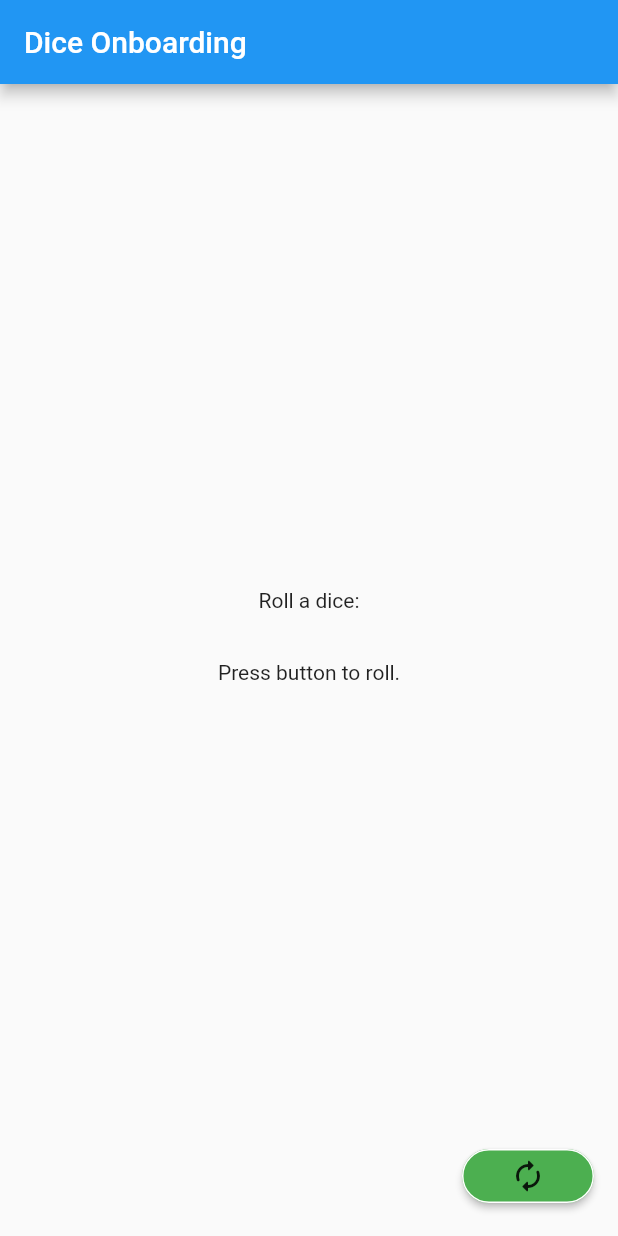
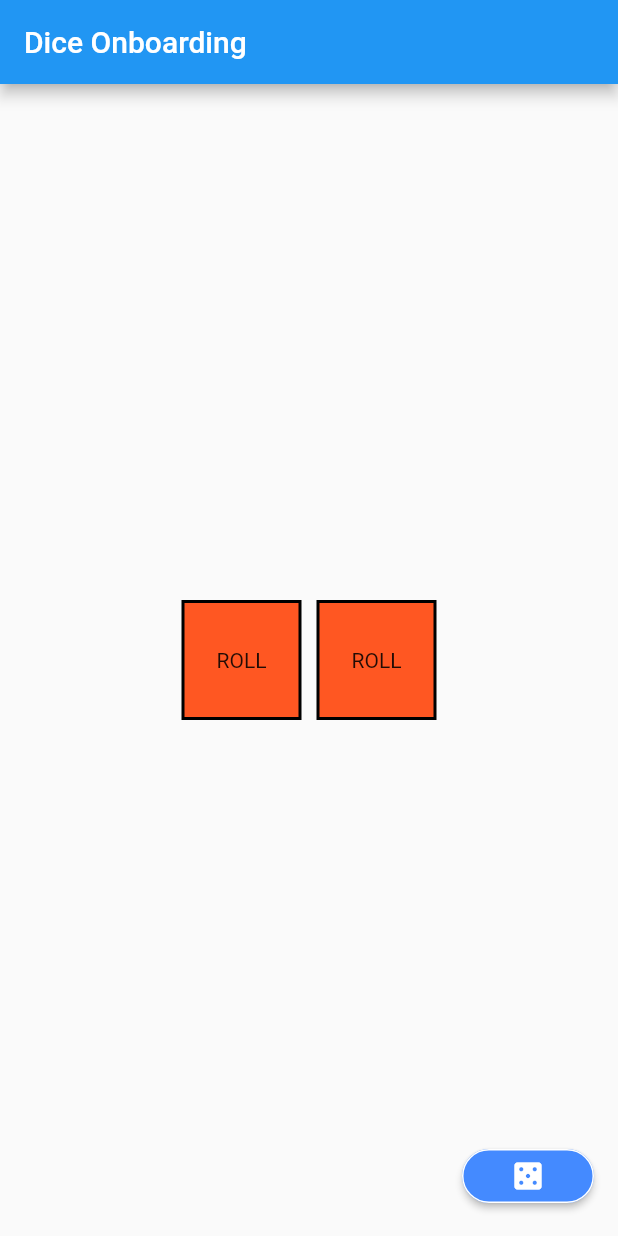
Before and after one commit to FranciscoGaraventa/DiceRollerOnboarding, a Flutter app: the screen it shows after launch, on a phone screen of 412 x 824 dp. Run offline on Flutter 3.47's test engine with Material 2 defaults, Android fonts, the phone set to English and light mode, and no system bars.

Commit message:
Added a multiple dice implementation to UI
I add two new widget, one contains the implementation of the posible
dice events and the second implements the roll action.

Fixing comments

* I added a widget that contains individual behavior of a dice.
* Added the ability to add desired amount of dice to be used.

Implementation of Unit Test

Added the implementation of unit test to dice_bloc class and
dice_screen

```diff
--- a/lib/src/app.dart
+++ b/lib/src/app.dart
@@ -15,8 +15,7 @@ class _MyAppState extends State<MyApp> {
   @override
   void initState() {
     super.initState();
-    DiceBloc bloc = DiceBloc();
-    _blocs.add(bloc);
+    _blocs.add(DiceBloc(numberOfDices: 2));
     _blocs.forEach((bloc) {
       bloc.initialize();
     });
--- a/lib/src/bloc/dice_bloc.dart
+++ b/lib/src/bloc/dice_bloc.dart
@@ -5,27 +5,46 @@ import '../screen/dice/dice_event.dart';
 import 'bloc.dart';
 
 class DiceBloc extends Bloc {
+  final int numberOfDices;
   final int maxNumDice = 6;
+  final _diceEventController = StreamController<List<RollEvent>>();
+  List<RollEvent> _diceEvents = List<RollEvent>();
 
-  Stream<RollEvent> get diceRoll => _diceEventController.stream;
-  final _diceEventController = StreamController<RollEvent>();
+  Stream<List<RollEvent>> get diceRolls => _diceEventController.stream;
+
+  DiceBloc({
+    this.numberOfDices,
+  });
 
   @override
   void dispose() {
     _diceEventController.close();
   }
 
-  RollEvent _mapEventToState(DiceEvent event) {
+  void _loadListEvents(bool loading) {
+    for (int i = 0; i < numberOfDices; i++) {
+      (loading == false)
+          ? _diceEvents.add(RollEvent(
+              diceValue: Random().nextInt(maxNumDice) + 1,
+              stateType: RollStateType.success,
+            ))
+          : _diceEvents.add(RollEvent(
+              stateType: RollStateType.loading,
+            ));
+    }
+  }
+
+  List<RollEvent> _mapEventToState(DiceEvent event) {
+    _diceEvents.clear();
     switch (event) {
       case DiceEvent.rollEvent:
-        return RollEvent(
-          diceValue: Random().nextInt(maxNumDice) + 1,
-          stateType: RollStateType.success,
-        );
+        _loadListEvents(false);
         break;
       default:
-        return RollEvent(stateType: RollStateType.loading);
+        _loadListEvents(true);
+        break;
     }
+    return _diceEvents;
   }
 
   @override
@@ -38,7 +57,9 @@ class DiceBloc extends Bloc {
   }
 
   void changeStatus() {
-    _diceEventController.sink.add(RollEvent(stateType: RollStateType.loading));
+    _diceEvents.clear();
+    _loadListEvents(true);
+    _diceEventController.sink.add(_diceEvents);
     _fetchData((event) {
       _diceEventController.sink.add(_mapEventToState(event));
     });
--- a/lib/src/screen/dice/dice_screen.dart
+++ b/lib/src/screen/dice/dice_screen.dart
@@ -1,7 +1,5 @@
-import '../../widgets/onpressed_widget.dart';
-import '../../RollEvent.dart';
-import '../../styles/dimensions.dart';
-import '../../widgets/roll_widget.dart';
+import '../../widgets/dicestreambuilder.dart';
+import '../../widgets/roll_action.dart';
 import '../../bloc/dice_bloc.dart';
 import 'package:flutter/cupertino.dart';
 import 'package:flutter/material.dart';
@@ -30,34 +28,11 @@ class _DiceScreenState extends State<DiceScreen> {
           ),
         ),
         body: Center(
-          child: StreamBuilder(
-            stream: widget.diceBloc.diceRoll,
-            initialData: RollEvent(
-              stateType: RollStateType.initial,
-            ),
-            builder: (BuildContext context, snapshot) {
-              return Column(
-                mainAxisAlignment: MainAxisAlignment.center,
-                children: <Widget>[
-                  Text(
-                    'Roll a dice:',
-                  ),
-                  Container(
-                    height: Dimension.diceContainerSize,
-                    child: RollWidget(
-                      rollEvent: (snapshot.hasData)
-                          ? snapshot.data
-                          : RollEvent(
-                              stateType: RollStateType.loading,
-                            ),
-                    ),
-                  ),
-                ],
-              );
-            },
+          child: DiceStreamBuilder(
+            diceBloc: widget.diceBloc,
           ),
         ),
-        floatingActionButton: OnPressWidget(
+        floatingActionButton: RollAction(
           diceBloc: widget.diceBloc,
         ));
   }
--- a/lib/src/styles/dimensions.dart
+++ b/lib/src/styles/dimensions.dart
@@ -1,6 +1,11 @@
 abstract class Dimension {
-  static const double diceContainerSize = 80;
+  static const double diceContainerHeight = 80;
+  static const double diceContainerWidth = 80;
   static const double diceSizeBoxHeight = 20;
   static const double rollWidgetTextFontSize = 30;
   static const double diceBorderRadius = 20;
+  static const double containerDiceWidth = 2;
+  static const double streamBuilderPadding = 8;
+  static const double wrapSpacing = 10;
+  static const double wrapRunSpacing = 10;
 }
--- /dev/null
+++ b/lib/src/widgets/dicestreambuilder.dart
@@ -0,0 +1,66 @@
+import 'individual_dice.dart';
+import '../styles/dimensions.dart';
+import '../RollEvent.dart';
+import '../bloc/dice_bloc.dart';
+import 'package:flutter/material.dart';
+import 'package:flutter/cupertino.dart';
+
+class DiceStreamBuilder extends StatelessWidget {
+  final DiceBloc diceBloc;
+  final double padding;
+
+  const DiceStreamBuilder({
+    Key key,
+    this.diceBloc,
+    this.padding = Dimension.streamBuilderPadding,
+  }) : super(key: key);
+
+  List<Widget> _buildList(AsyncSnapshot snapshot) {
+    var _list = snapshot.data.map<Widget>((rollEvent) {
+      return IndividualDice(
+        rollEvent: rollEvent,
+      );
+    }).toList();
+    return _list;
+  }
+
+  List<RollEvent> _initialData() {
+    List<RollEvent> _listEvents = List<RollEvent>();
+    for (int i = 0; i < diceBloc.numberOfDices; i++) {
+      _listEvents.add(
+        RollEvent(
+          stateType: RollStateType.initial,
+        ),
+      );
+    }
+    return _listEvents;
+  }
+
+  Widget _buildContent() {
+    return StreamBuilder(
+      stream: diceBloc.diceRolls,
+      initialData: _initialData(),
+      builder: (BuildContext context, snapshot) {
+        if (!snapshot.hasData) {
+          return Container();
+        }
+        return SingleChildScrollView(
+          child: Wrap(
+            spacing: Dimension.wrapSpacing,
+            runSpacing: Dimension.wrapRunSpacing,
+            children: [
+              ..._buildList(
+                snapshot,
+              ),
+            ],
+          ),
+        );
+      },
+    );
+  }
+
+  @override
+  Widget build(BuildContext context) {
+    return _buildContent();
+  }
+}
--- /dev/null
+++ b/lib/src/widgets/individual_dice.dart
@@ -0,0 +1,45 @@
+import '../RollEvent.dart';
+import 'roll_events.dart';
+import '../styles/dimensions.dart';
+import 'package:flutter/material.dart';
+import 'package:flutter/cupertino.dart';
+
+class IndividualDice extends StatelessWidget {
+  IndividualDice({
+    Key key,
+    this.rollEvent,
+    this.diceContainerHeight = Dimension.diceContainerHeight,
+    this.diceContainerWidth = Dimension.diceContainerWidth,
+    this.diceColor = Colors.deepOrange,
+    this.containerBorderColor = Colors.black,
+    this.containerBorderWidth = Dimension.containerDiceWidth,
+  }) : super(key: key);
+
+  final double diceContainerHeight;
+  final double diceContainerWidth;
+  final Color diceColor;
+  final Color containerBorderColor;
+  final double containerBorderWidth;
+  final RollEvent rollEvent;
+
+  Widget _buildContent() {
+    return Container(
+      width: diceContainerWidth,
+      height: diceContainerHeight,
+      decoration: BoxDecoration(
+          color: diceColor,
+          border: Border.all(
+            color: containerBorderColor,
+            width: containerBorderWidth,
+          )),
+      child: RollEvents(
+        rollEvent: rollEvent,
+      ),
+    );
+  }
+
+  @override
+  Widget build(BuildContext context) {
+    return _buildContent();
+  }
+}
--- a/lib/src/widgets/onpressed_widget.dart
+++ /dev/null
@@ -1,39 +0,0 @@
-import '../bloc/dice_bloc.dart';
-import '../styles/dimensions.dart';
-import 'package:flutter/cupertino.dart';
-import 'package:flutter/material.dart';
-
-class OnPressWidget extends StatelessWidget {
-  final DiceBloc diceBloc;
-  final double borderRadius;
-  final Color borderSideColor;
-  final Color buttonBackground;
-
-  const OnPressWidget({
-    Key key,
-    this.diceBloc,
-    this.borderRadius = Dimension.diceBorderRadius,
-    this.borderSideColor = Colors.white,
-    this.buttonBackground = Colors.green,
-  }) : super(key: key);
-
-  @override
-  Widget build(BuildContext context) {
-    return Container(
-      child: RaisedButton(
-        shape: RoundedRectangleBorder(
-            borderRadius: BorderRadius.circular(
-              borderRadius,
-            ),
-            side: BorderSide(
-              color: borderSideColor,
-            )),
-        onPressed: () => diceBloc.changeStatus(),
-        child: Icon(
-          Icons.autorenew_rounded,
-        ),
-        color: buttonBackground,
-      )
-    );
-  }
-}
--- /dev/null
+++ b/lib/src/widgets/roll_action.dart
@@ -0,0 +1,41 @@
+import '../bloc/dice_bloc.dart';
+import '../styles/dimensions.dart';
+import 'package:flutter/cupertino.dart';
+import 'package:flutter/material.dart';
+
+class RollAction extends StatelessWidget {
+  final DiceBloc diceBloc;
+  final double borderRadius;
+  final Color borderSideColor;
+  final Color buttonBackground;
+
+  const RollAction({
+    Key key,
+    this.diceBloc,
+    this.borderRadius = Dimension.diceBorderRadius,
+    this.borderSideColor = Colors.white,
+    this.buttonBackground = Colors.blueAccent,
+  }) : super(key: key);
+
+  @override
+  Widget build(BuildContext context) {
+    return Container(
+        child: RaisedButton(
+      shape: RoundedRectangleBorder(
+          borderRadius: BorderRadius.circular(
+            borderRadius,
+          ),
+          side: BorderSide(
+            color: borderSideColor,
+          )),
+      onPressed: () => {
+        diceBloc.changeStatus(),
+      },
+      child: Icon(
+        Icons.casino,
+        color: Colors.white,
+      ),
+      color: buttonBackground,
+    ));
+  }
+}
--- a/lib/src/widgets/roll_widget.dart
+++ b/lib/src/widgets/roll_events.dart
@@ -3,12 +3,14 @@ import '../styles/dimensions.dart';
 import 'package:flutter/cupertino.dart';
 import 'package:flutter/material.dart';
 
-class RollWidget extends StatelessWidget {
+class RollEvents extends StatelessWidget {
   final RollEvent rollEvent;
+  final Color rollNumberColor;
 
-  const RollWidget({
+  const RollEvents({
     Key key,
     this.rollEvent,
+    this.rollNumberColor = Colors.white,
   }) : super(key: key);
 
   Widget _buildContent(){
@@ -16,7 +18,7 @@ class RollWidget extends StatelessWidget {
       case RollStateType.loading:
         return CircularProgressIndicator();
       case RollStateType.initial:
-        return Text('Press button to roll.');
+        return Text('ROLL');
       case RollStateType.success:
         if (rollEvent.diceValue == null)
           return Text('Error');
@@ -24,6 +26,7 @@ class RollWidget extends StatelessWidget {
           return Text(
             '${rollEvent.diceValue}',
             style: TextStyle(
+              color: rollNumberColor,
               fontWeight: FontWeight.bold,
               fontSize: Dimension.rollWidgetTextFontSize,
             ),
--- a/pubspec.yaml
+++ b/pubspec.yaml
@@ -24,7 +24,6 @@ dependencies:
   flutter:
     sdk: flutter
 
-
   # The following adds the Cupertino Icons font to your application.
   # Use with the CupertinoIcons class for iOS style icons.
   cupertino_icons: ^1.0.0
@@ -32,6 +31,8 @@ dependencies:
 dev_dependencies:
   flutter_test:
     sdk: flutter
+  mockito: ^4.1.3
+
 # For information on the generic Dart part of this file, see the
 # following page: https://dart.dev/tools/pub/pubspec
 
```
Also changed, not shown: pubspec.lock, 2 other files.
